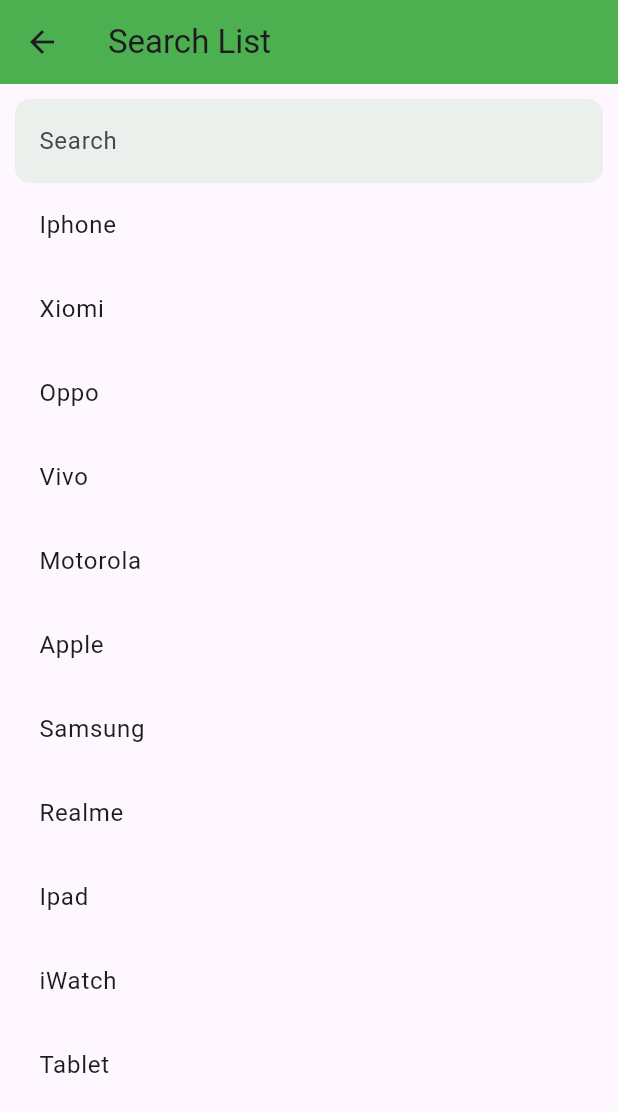
After one commit to RestiAdelia/Flutter, a Flutter app: the screen it shows after launch, after a tap on "Page List Search", on a phone screen of 412 x 824 dp. The commit adds this screen. Shown: the top 1112 px of the screen. Run offline on Flutter 3.47's test engine with Material 3 defaults, Android fonts, the phone set to English and light mode, and no system bars.

Commit message:
update all

```diff
--- a/flutter_mi2a/lib/main.dart
+++ b/flutter_mi2a/lib/main.dart
@@ -4,6 +4,7 @@ import 'package:flutter_mi2a/screen/page_RowColumn.dart';
 import 'package:flutter_mi2a/screen/page_column.dart';
 import 'package:flutter_mi2a/screen/page_list_horizontal.dart';
 import 'package:flutter_mi2a/screen/page_row.dart';
+import 'package:flutter_mi2a/screen/page_search_list.dart';
 import 'package:flutter_mi2a/screen/page_url_gambar.dart';
 
 
@@ -118,6 +119,14 @@ class PageUtama extends StatelessWidget {
                   color: Colors.orange,
                   child: Text('Page Gambar',style: TextStyle(fontSize: 14, color: Colors.white),),
                 ),
+                MaterialButton(onPressed: () {
+                  Navigator.push(context, MaterialPageRoute(builder: (context)
+                  =>PageSearchList()
+                  ));
+                },
+                  color: Colors.orange,
+                  child: Text('Page List Search',style: TextStyle(fontSize: 14, color: Colors.white),),
+                ),
               ],
             )
         )
--- /dev/null
+++ b/flutter_mi2a/lib/screen/page_search_list.dart
@@ -0,0 +1,104 @@
+import 'package:flutter/material.dart';
+
+class PageSearchList extends StatefulWidget {
+  const PageSearchList({super.key});
+
+  @override
+  State<PageSearchList> createState() => _PageSearchListState();
+}
+
+class _PageSearchListState extends State<PageSearchList> {
+  List<String> listDevice = [
+    "Iphone",
+    "Xiomi",
+    "Oppo",
+    "Vivo",
+    "Motorola",
+    "Apple",
+    "Samsung",
+    "Realme",
+    "Ipad",
+    "iWatch",
+    "Tablet",
+  ];
+
+  bool isCari = true; //status pencarian aktif/tidak
+  List<String> filterData = []; //untk list filter
+  TextEditingController txtCari = TextEditingController(); //search field
+
+  _PageSearchListState() {
+    txtCari.addListener(() {
+      //jika pencarian kosong
+      if (txtCari.text.isEmpty) {
+        setState(() {
+          isCari = true;
+          txtCari.text = "";
+        });
+      } else {
+        //kalau tidak kosong
+        setState(() {
+          isCari = false;
+          txtCari.text != "";
+        });
+      }
+    });
+  }
+
+  @override
+  Widget build(BuildContext context) {
+    return Scaffold(
+      appBar: AppBar(title: Text("Search List"), backgroundColor: Colors.green),
+      body: Padding(
+        padding: EdgeInsets.all(10),
+        child: Column(
+          children: [
+            TextFormField(
+              controller: txtCari,
+              decoration: InputDecoration(
+                hintText: "Search",
+                border: OutlineInputBorder(
+                  borderRadius: BorderRadius.circular(10),
+                  borderSide: BorderSide.none,
+                ),
+                fillColor: Colors.green.withOpacity(0.1),
+                filled: true,
+              ),
+            ),
+            isCari
+                ? Expanded(
+              child: ListView.builder(
+                itemCount: listDevice.length,
+                itemBuilder: (context, index) {
+                  return ListTile(title: Text(listDevice[index]));
+                },
+              ),
+            )
+                : CreateListView(),
+          ],
+        ),
+      ),
+    );
+  }
+
+  Widget CreateListView() {
+    filterData = [];
+    for (int i = 0; i < listDevice.length; i++) {
+      var item = listDevice[i];
+      if (item.toLowerCase().contains(txtCari.text.toLowerCase())) {
+        filterData.add(item);
+      }
+    }
+    return HasilSearch();
+  }
+
+  Widget HasilSearch() {
+    return Expanded(
+      child: ListView.builder(
+        itemCount: filterData.length,
+        itemBuilder: (context, index) {
+          return ListTile(title: Text(filterData[index]));
+        },
+      ),
+    );
+  }
+}
```
